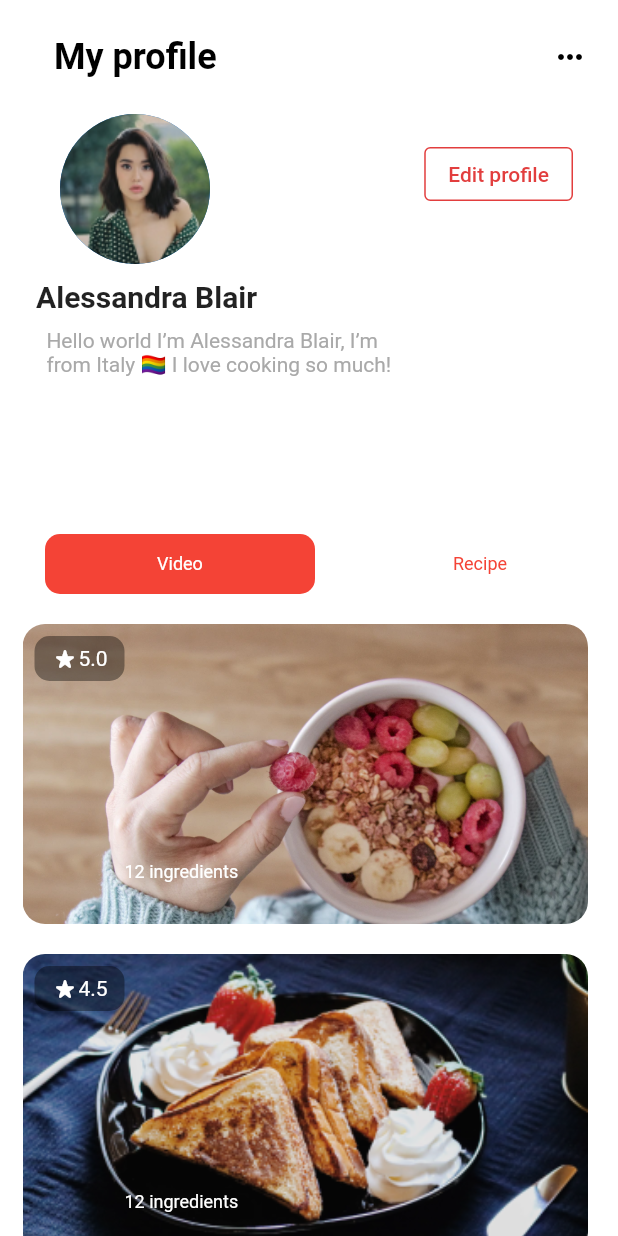
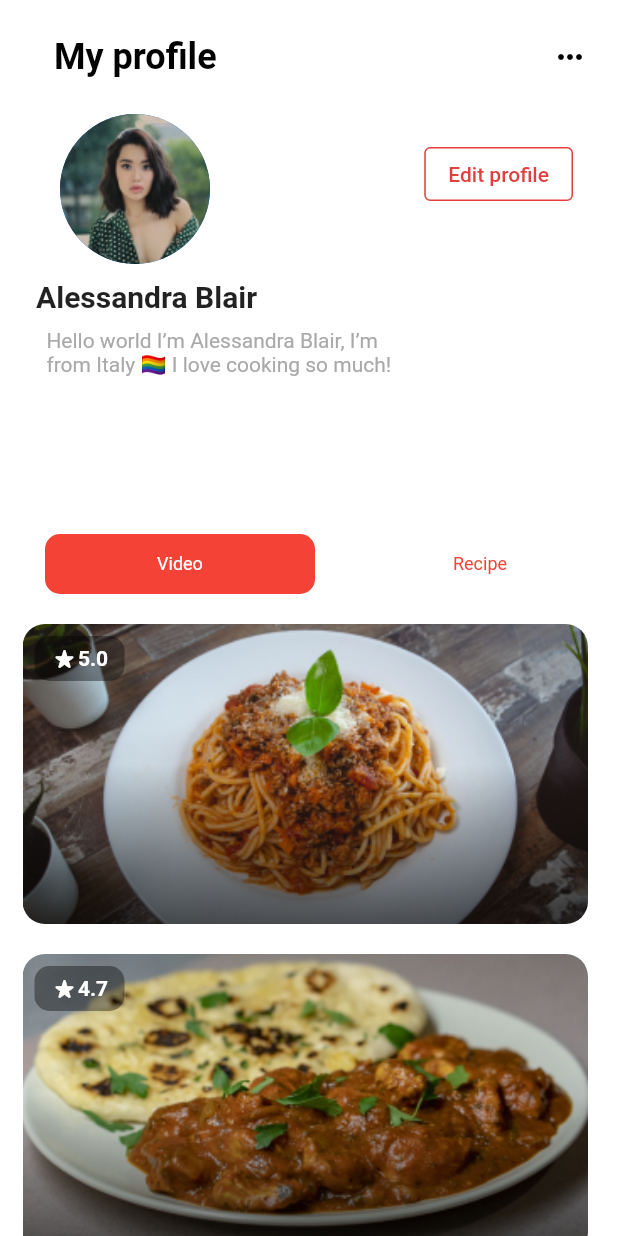
Before and after one commit to pujarajpara/mixFoodApp, a Flutter app: the person screen opened directly, on a phone screen of 412 x 824 dp. Run offline on Flutter 3.47's test engine with Material 2 defaults, Android fonts, the phone set to English and light mode, and no system bars; our stand-ins replace device_preview.

Commit message:
More Create UI

```diff
--- a/lib/Constants/model.dart
+++ b/lib/Constants/model.dart
@@ -194,31 +194,30 @@ List<Model1> recipedetails = [
 ];
 
 class Model2 {
-  String m1;
-  String duration;
-  String bookmark;
+  String my1;
+  String recipename;
+  String rating;
 
   Model2({
-    required this.m1,
-    required this.duration,
-    required this.bookmark,
+    required this.my1,
+    required this.recipename,
+    required this.rating,
   });
 }
 
-List<Model2> mypro = [
+List<Model2> myprofileinf = [
   Model2(
-    m1: 'Assets/v1.png',
-    duration: '15:10',
-    bookmark: 'Assets/Bookmark.png',
+      my1: 'Assets/v1.png',
+      rating: '5.0',
+      recipename: 'How to make Italian \n Spaghetti at home'),
+  Model2(
+    my1: 'Assets/v2.png',
+    recipename: 'Simple chicken meal \n prep dishes ',
+    rating: '4.7',
   ),
   Model2(
-    m1: 'Assets/v2.png',
-    bookmark: 'Assets/Bookmark.png',
-    duration: '15:10',
-  ),
-  Model2(
-    m1: 'Assets/v3.png',
-    bookmark: 'Assets/Bookmark.png',
-    duration: '15:10',
+    my1: 'Assets/v3.png',
+    recipename: 'Japanese fried rice',
+    rating: '4.7',
   ),
 ];
--- a/lib/Page/person.dart
+++ b/lib/Page/person.dart
@@ -138,9 +138,10 @@ class _personState extends State<person> {
               ),
             ),
             ListView.builder(
+              physics: const NeverScrollableScrollPhysics(),
               shrinkWrap: true,
               padding: const EdgeInsets.only(left: 15, top: 10),
-              itemCount: saverec.length,
+              itemCount: myprofileinf.length,
               itemBuilder: (_, index) {
                 return Column(
                   children: [
@@ -151,11 +152,11 @@ class _personState extends State<person> {
                       child: Stack(
                         children: [
                           Container(
-                            height: 200,
+                              height: 200,
                               decoration: BoxDecoration(
                                 image: DecorationImage(
                                     image: AssetImage(
-                                      saverec[index].saverecipe,
+                                      myprofileinf[index].my1,
                                     ),
                                     fit: BoxFit.cover),
                                 borderRadius: BorderRadius.circular(15),
@@ -184,23 +185,22 @@ class _personState extends State<person> {
                                               size: 18,
                                             ),
                                             Text(
-                                              saverec[index].text,
+                                              myprofileinf[index].rating,
                                               style: TextStyle(
-                                                  color: ColorsNeutral.Neutral0,
-                                                  fontSize: 14),
+                                                  fontSize: 14,
+                                                  fontWeight: FontWeight.w600,
+                                                  color:
+                                                      ColorsNeutral.Neutral0),
                                             ),
                                           ],
                                         ),
                                       ),
-                                      Padding(
-                                        padding: const EdgeInsets.only(top: 150),
-                                        child: Text(
-                                          "12 ingredients",
-                                          style: TextStyle(
-                                              color: ColorsNeutral.Neutral0,
-                                              fontSize: 12),
-                                        ),
-                                      )
+                                      // Text(
+                                      //   myprofileinf[index].recipename,
+                                      //   style: TextStyle(
+                                      //       color: ColorsNeutral.Neutral0,
+                                      //       fontSize: 12),
+                                      // )
                                     ]),
                               )),
                         ],
@@ -217,3 +217,6 @@ class _personState extends State<person> {
     );
   }
 }
+
+
+// https://www.figma.com/file/V4n8wPD0UkOa7TpaLR62Bl/Food-Recipe-App-(Community)?type=design&node-id=0-1&t=akI9bxFqAfKdYC6C-0
```
Also changed, not shown: Assets/video1.png (added), Assets/video2.png (added).
